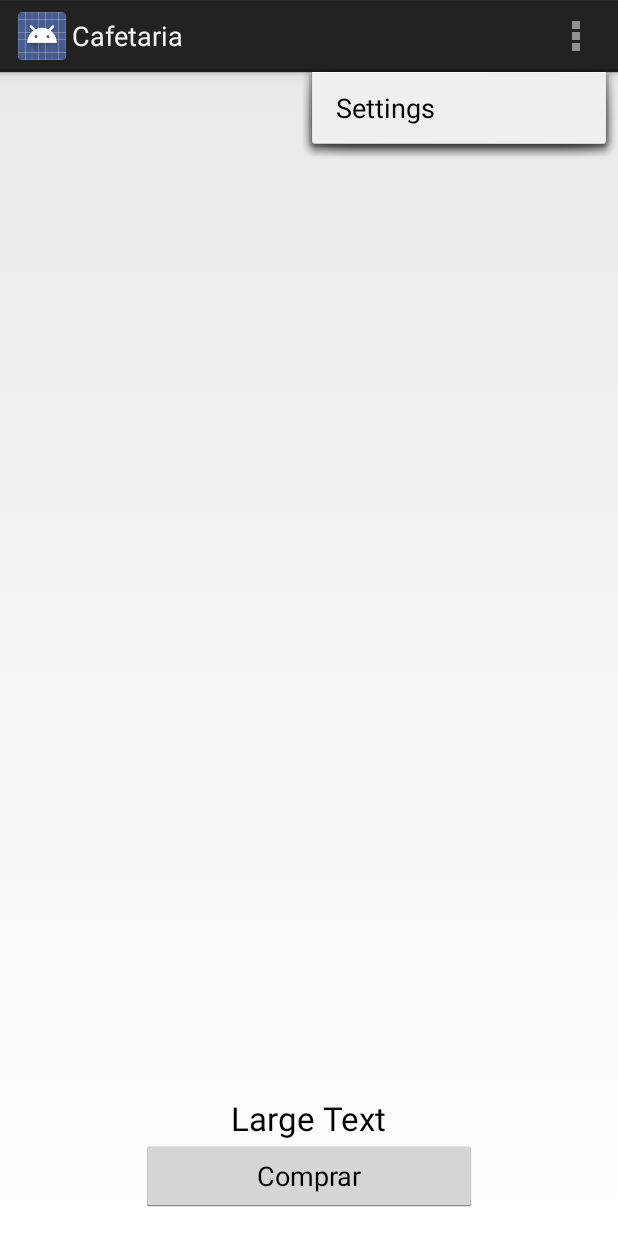
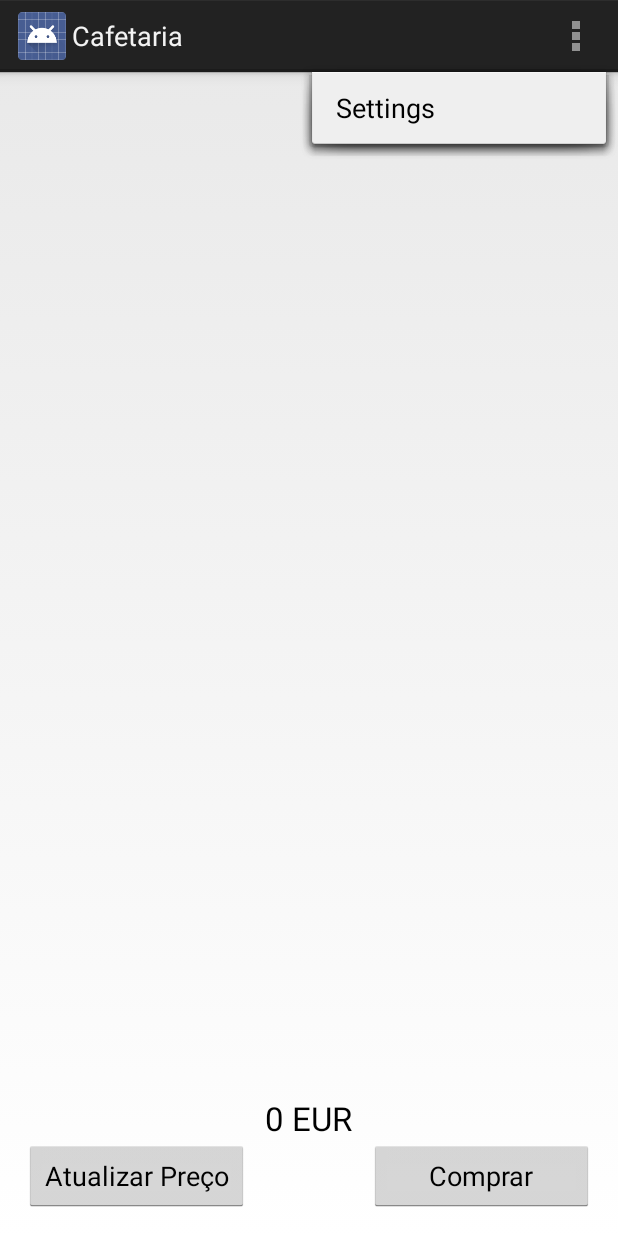
Before and after one commit to andrefreitas/feup-cmov-meoarena, an Android app: the ProductsActivity screen opened directly, with no data from a screen before it, with the options menu open, on a phone screen of 412 x 824 dp. Run offline under Robolectric (Android 15) with nearby library versions, the phone set to English and light mode, and no system bars; libraries missing offline, so code that uses them is left out: com.loopj.android; 1 statement that could not run was skipped.

Commit message:
Já atualiza o preço corretamente no momento do clique no botão.

```diff
--- a/MeoArenaCustomer/app/src/main/res/layout/activity_products.xml
+++ b/MeoArenaCustomer/app/src/main/res/layout/activity_products.xml
@@ -15,18 +15,26 @@
     </ListView>
 
     <Button
-        android:layout_width="224dip"
+        android:layout_width="150dip"
         android:layout_height="wrap_content"
         android:text="Comprar"
         android:id="@+id/buy_products"
         android:layout_alignParentBottom="true"
-        android:layout_centerHorizontal="true" />
+        android:layout_alignParentEnd="true" />
+
+    <Button
+        android:layout_width="150dip"
+        android:layout_height="wrap_content"
+        android:text="Atualizar Preço"
+        android:id="@+id/update_products_price"
+        android:layout_alignParentBottom="true"
+        android:layout_alignParentStart="true" />
 
     <TextView
         android:layout_width="wrap_content"
         android:layout_height="wrap_content"
         android:textAppearance="?android:attr/textAppearanceLarge"
-        android:text="Large Text"
+        android:text="0 EUR"
         android:id="@+id/total_products_price"
         android:layout_above="@+id/buy_products"
         android:layout_centerHorizontal="true" />
```
Also changed, not shown: MeoArenaCustomer/app/src/main/java/org/feup/meoarenacustomer/app/ProductsActivity.java (+21 -0 lines), MeoArenaCustomer/app/src/main/java/org/feup/meoarenacustomer/app/ProductsAdapter.java (+15 -4 lines).
